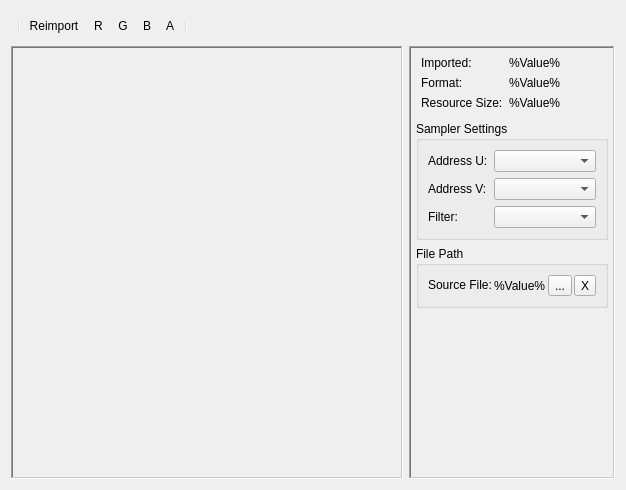
zombihello/lifeEngine, file Develompent/Source/Engine/WorldEd/Source/Windows/TextureEditorWindow.ui: the form before one commit.
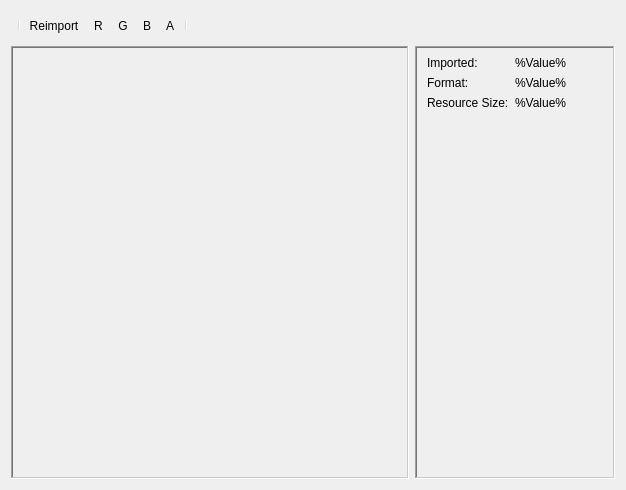
The form after the commit. Custom widgets are drawn as their Qt base class.

Commit message: Added widget of sections. Implemented base interface of material editor

What changed in the file:
```diff
--- a/Develompent/Source/Engine/WorldEd/Source/Windows/TextureEditorWindow.ui
+++ b/Develompent/Source/Engine/WorldEd/Source/Windows/TextureEditorWindow.ui
@@ -98,6 +98,18 @@
          <verstretch>0</verstretch>
         </sizepolicy>
        </property>
+       <property name="minimumSize">
+        <size>
+         <width>200</width>
+         <height>0</height>
+        </size>
+       </property>
+       <property name="maximumSize">
+        <size>
+         <width>200</width>
+         <height>16777215</height>
+        </size>
+       </property>
        <property name="frameShape">
         <enum>QFrame::WinPanel</enum>
        </property>
@@ -178,149 +190,6 @@
           </item>
          </layout>
         </item>
-        <item>
-         <widget class="QGroupBox" name="groupBox_samplerSettings">
-          <property name="sizePolicy">
-           <sizepolicy hsizetype="Minimum" vsizetype="Preferred">
-            <horstretch>0</horstretch>
-            <verstretch>0</verstretch>
-           </sizepolicy>
-          </property>
-          <property name="title">
-           <string>Sampler Settings</string>
-          </property>
-          <property name="flat">
-           <bool>false</bool>
-          </property>
-          <property name="checkable">
-           <bool>false</bool>
-          </property>
-          <layout class="QFormLayout" name="formLayout_2">
-           <item row="0" column="0">
-            <widget class="QLabel" name="label_addressU">
-             <property name="text">
-              <string>Address U:</string>
-             </property>
-            </widget>
-           </item>
-           <item row="0" column="1">
-            <widget class="QComboBox" name="comboBox_addressU"/>
-           </item>
-           <item row="1" column="0">
-            <widget class="QLabel" name="label_addressV">
-             <property name="text">
-              <string>Address V:</string>
-             </property>
-            </widget>
-           </item>
-           <item row="1" column="1">
-            <widget class="QComboBox" name="comboBox_addressV"/>
-           </item>
-           <item row="2" column="0">
-            <widget class="QLabel" name="label_filter">
-             <property name="text">
-              <string>Filter:</string>
-             </property>
-            </widget>
-           </item>
-           <item row="2" column="1">
-            <widget class="QComboBox" name="comboBox_filter"/>
-           </item>
-          </layout>
-         </widget>
-        </item>
-        <item>
-         <widget class="QGroupBox" name="groupBox_importSettings">
-          <property name="sizePolicy">
-           <sizepolicy hsizetype="Preferred" vsizetype="Preferred">
-            <horstretch>0</horstretch>
-            <verstretch>0</verstretch>
-           </sizepolicy>
-          </property>
-          <property name="title">
-           <string>File Path</string>
-          </property>
-          <layout class="QGridLayout" name="gridLayout">
-           <property name="leftMargin">
-            <number>9</number>
-           </property>
-           <property name="horizontalSpacing">
-            <number>2</number>
-           </property>
-           <item row="0" column="0">
-            <widget class="QLabel" name="label_sourceFile">
-             <property name="sizePolicy">
-              <sizepolicy hsizetype="Preferred" vsizetype="Maximum">
-               <horstretch>0</horstretch>
-               <verstretch>0</verstretch>
-              </sizepolicy>
-             </property>
-             <property name="text">
-              <string>Source File:</string>
-             </property>
-            </widget>
-           </item>
-           <item row="0" column="3">
-            <widget class="QToolButton" name="toolButton_sourceFileRemove">
-             <property name="text">
-              <string>X</string>
-             </property>
-            </widget>
-           </item>
-           <item row="0" column="2">
-            <widget class="QToolButton" name="toolButton_sourceFile">
-             <property name="text">
-              <string>...</string>
-             </property>
-            </widget>
-           </item>
-           <item row="0" column="1">
-            <widget class="QLabel" name="label_sourceFileValue">
-             <property name="sizePolicy">
-              <sizepolicy hsizetype="Maximum" vsizetype="Fixed">
-               <horstretch>0</horstretch>
-               <verstretch>0</verstretch>
-              </sizepolicy>
-             </property>
-             <property name="maximumSize">
-              <size>
-               <width>16777215</width>
-               <height>13</height>
-              </size>
-             </property>
-             <property name="text">
-              <string>%Value%</string>
-             </property>
-             <property name="textFormat">
-              <enum>Qt::AutoText</enum>
-             </property>
-             <property name="scaledContents">
-              <bool>false</bool>
-             </property>
-             <property name="wordWrap">
-              <bool>false</bool>
-             </property>
-             <property name="textInteractionFlags">
-              <set>Qt::LinksAccessibleByMouse|Qt::TextSelectableByMouse</set>
-             </property>
-            </widget>
-           </item>
-          </layout>
-         </widget>
-        </item>
-        <item>
-         <spacer name="verticalSpacer">
-          <property name="orientation">
-           <enum>Qt::Vertical</enum>
-          </property>
-          <property name="sizeHint" stdset="0">
-           <size>
-            <width>20</width>
-            <height>40</height>
-           </size>
-          </property>
-         </spacer>
-        </item>
        </layout>
       </widget>
      </item>
```
The commit also changes 14 other files.
